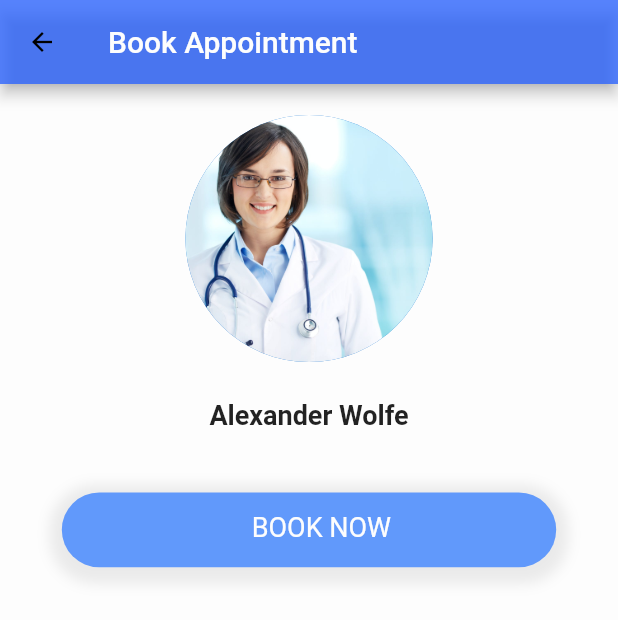
After one commit to shahzebnaqvi/Medical_App, a Flutter app: the Book_Appointment screen opened directly, on a phone screen of 412 x 824 dp. The commit adds this screen. Shown: the top 620 px of the screen. Run offline on Flutter 3.47's test engine with Material 2 defaults, Android fonts, the phone set to English and light mode, and no system bars; our stand-ins replace carousel_slider, flutter_speed_dial, get, google_maps_flutter, image_picker, lottie; missing offline and left inert: circular_menu, ml_kit_ocr, pandabar.

```diff
--- /dev/null
+++ b/lib/Screens/Book_Doctors_Appoinment/Book_apponiment.dart
@@ -0,0 +1,152 @@
+import 'package:flutter/material.dart';
+
+import '../../Constants/constants.dart';
+
+class Book_Appointment extends StatefulWidget {
+  const Book_Appointment({Key? key}) : super(key: key);
+
+  @override
+  State<Book_Appointment> createState() => _HospitalState();
+}
+
+class _HospitalState extends State<Book_Appointment> {
+  @override
+  Widget build(BuildContext context) {
+    return Scaffold(
+        backgroundColor: Constants.mainColorWhite,
+        appBar: AppBar(
+          backgroundColor: Constants.ubl,
+          title: Text(
+            "Book Appointment",
+            style: TextStyle(color: Constants.mainColorWhite),
+          ),
+          leading: IconButton(
+              color: Colors.white,
+              icon: Icon(
+                Icons.arrow_back,
+                color: Colors.black,
+                size: 20,
+              ),
+              onPressed: () {
+                Navigator.pop(context);
+              }),
+        ),
+        body: ListView(
+          children: [
+            Container(
+              height: MediaQuery.of(context).size.height * 0.20,
+              margin: EdgeInsets.only(
+                left: MediaQuery.of(context).size.height * 0.025,
+                right: MediaQuery.of(context).size.height * 0.025,
+                top: MediaQuery.of(context).size.height * 0.025,
+              ),
+              child: CircleAvatar(
+                child: ClipOval(
+                  child: Image.asset(
+                    'assets/doctor2.jpg',
+                    fit: BoxFit.cover,
+                  ),
+                ),
+              ),
+            ),
+            SizedBox(
+              height: MediaQuery.of(context).size.height * 0.03,
+            ),
+            Center(
+              child: Text(
+                "Alexander Wolfe",
+                style: TextStyle(fontWeight: FontWeight.bold, fontSize: 18),
+              ),
+            ),
+            SizedBox(
+              height: MediaQuery.of(context).size.height * 0.01,
+            ),
+            Container(),
+            SizedBox(
+              height: MediaQuery.of(context).size.height * 0.01,
+            ),
+            Container(
+              margin: EdgeInsets.only(
+                top: MediaQuery.of(context).size.height * 0.03,
+                bottom: MediaQuery.of(context).size.height * 0.01,
+                left: MediaQuery.of(context).size.height * 0.05,
+                right: MediaQuery.of(context).size.height * 0.05,
+              ),
+              padding: EdgeInsets.only(
+                top: MediaQuery.of(context).size.height * 0.015,
+                left: MediaQuery.of(context).size.height * 0.08,
+                right: MediaQuery.of(context).size.height * 0.06,
+                bottom: MediaQuery.of(context).size.height * 0.02,
+              ),
+              decoration: BoxDecoration(
+                color: Constants.mainColor1,
+                borderRadius: BorderRadius.circular(30),
+                boxShadow: [
+                  BoxShadow(
+                    color: Colors.grey.withOpacity(0.2),
+                    spreadRadius: 8,
+                    blurRadius: 7,
+                    offset: Offset(0, 3),
+                  ),
+                ],
+              ),
+              child: Center(
+                child: Text(
+                  "BOOK NOW",
+                  style:
+                      TextStyle(fontSize: 18, color: Constants.mainColorWhite),
+                ),
+              ),
+            ),
+          ],
+        ));
+  }
+}
+
+// Widget Profile(context, icon, title) {
+//   return Container(
+//       margin: EdgeInsets.only(
+//         top: MediaQuery.of(context).size.height * 0.03,
+//         bottom: MediaQuery.of(context).size.height * 0.01,
+//         left: MediaQuery.of(context).size.height * 0.02,
+//         right: MediaQuery.of(context).size.height * 0.02,
+//       ),
+//       padding: EdgeInsets.only(
+//         top: MediaQuery.of(context).size.height * 0.015,
+//         left: MediaQuery.of(context).size.height * 0.01,
+//         right: MediaQuery.of(context).size.height * 0.01,
+//         bottom: MediaQuery.of(context).size.height * 0.01,
+//       ),
+//       decoration: BoxDecoration(
+//         color: Colors.white,
+//         borderRadius: BorderRadius.circular(10),
+//         boxShadow: [
+//           BoxShadow(
+//             color: Colors.grey.withOpacity(0.2),
+//             spreadRadius: 2,
+//             blurRadius: 7,
+//             offset: Offset(0, 3),
+//           ),
+//         ],
+//       ),
+//       child: ListTile(
+//         leading: ClipOval(
+//           child: CircleAvatar(
+//             backgroundColor: Constants.mainColorWhite,
+//             radius: 25,
+//             child: Icon(
+//               icon,
+//               color: Constants.bluecolor,
+//             ),
+//           ),
+//         ),
+//         title: Text(
+//           title,
+//           style: TextStyle(
+//               fontWeight: FontWeight.w500,
+//               color: Constants.blackcolor,
+//               fontSize: 18),
+//         ),
+//         trailing: Icon(Icons.arrow_forward_ios),
+//       ));
+// }
--- a/lib/main.dart
+++ b/lib/main.dart
@@ -10,9 +10,11 @@ import 'package:medical_app/Screens/auth/myprofile.dart';
 import 'package:medical_app/Screens/auth/signup.dart';
 import 'package:medical_app/Screens/bottombar.dart';
 import 'package:medical_app/Screens/home.dart';
+import 'package:medical_app/Screens/maintools/maintoolssubscreens/bookappointment.dart';
 
 import 'package:medical_app/testing.dart';
 
+import 'Screens/Book_Doctors_Appoinment/Book_apponiment.dart';
 import 'Screens/Book_Doctors_Appoinment/Doctors_Profile.dart';
 import 'Screens/auth/recipes.dart';
 
--- a/pubspec.yaml
+++ b/pubspec.yaml
@@ -51,6 +51,7 @@ dependencies:
   cupertino_icons: ^1.0.2
   image_picker: ^0.8.4+11
   ml_kit_ocr: ^0.0.3+1
+  table_calendar: ^3.0.6
 dev_dependencies:
   flutter_test:
     sdk: flutter
```
Also changed, not shown: pubspec.lock.
